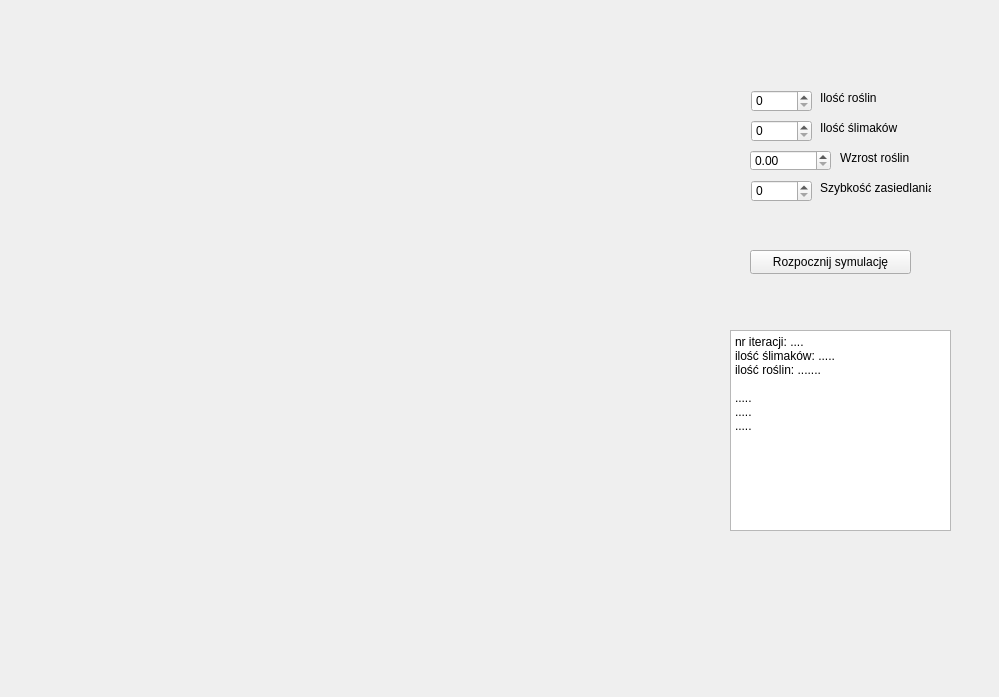
The window that interface/WizualizatorSymulacji.ui (J-Medrek/Slimaks) describes before a commit, drawn with Qt 5.
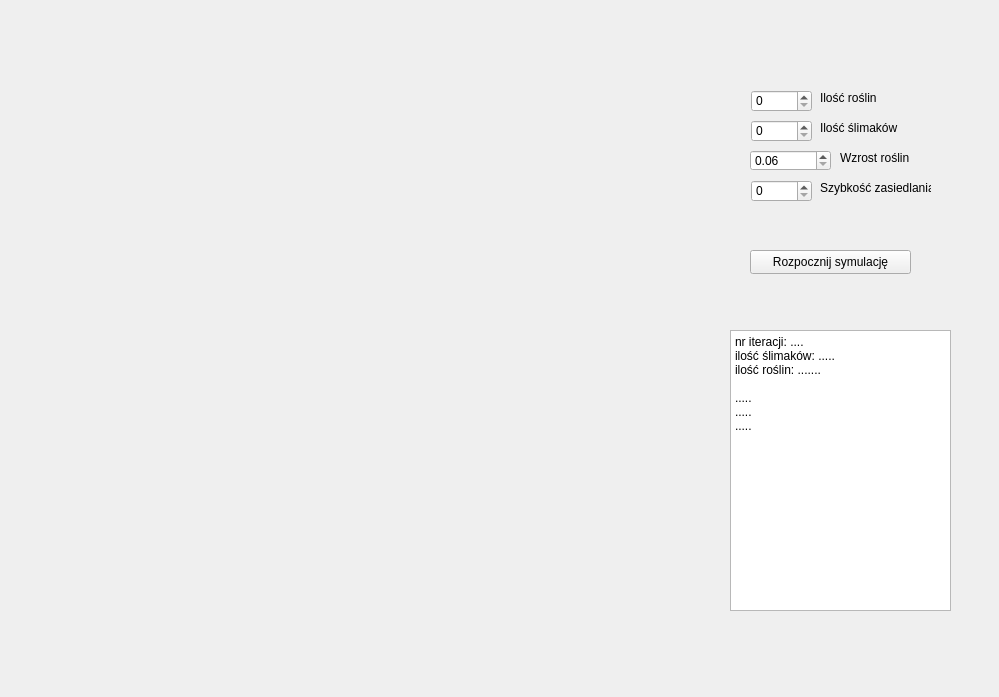
The same window after the commit.

The edit to the form file:
```diff
--- a/interface/WizualizatorSymulacji.ui
+++ b/interface/WizualizatorSymulacji.ui
@@ -45,7 +45,7 @@
      <x>730</x>
      <y>330</y>
      <width>221</width>
-     <height>201</height>
+     <height>281</height>
     </rect>
    </property>
    <property name="plainText">
@@ -77,6 +77,15 @@
      <height>21</height>
     </rect>
    </property>
+   <property name="minimum">
+    <double>0.060000000000000</double>
+   </property>
+   <property name="maximum">
+    <double>2.000000000000000</double>
+   </property>
+   <property name="singleStep">
+    <double>0.010000000000000</double>
+   </property>
   </widget>
   <widget class="QWidget" name="widget" native="true">
    <property name="geometry">
```
